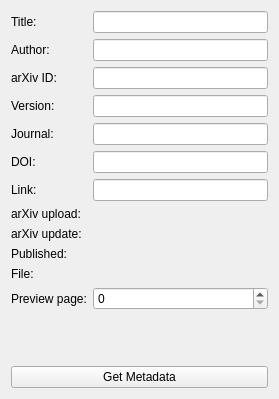
Above: amt/views/ui/articleForm.ui from eg0rim/amt before the change. Below: the same form after it.
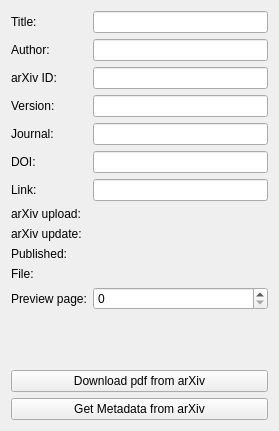
That is the form after the change. Custom widgets are drawn as their Qt base class.

Diff of the .ui file:
```diff
--- a/amt/views/ui/articleForm.ui
+++ b/amt/views/ui/articleForm.ui
@@ -7,7 +7,7 @@
     <x>0</x>
     <y>0</y>
     <width>279</width>
-    <height>399</height>
+    <height>431</height>
    </rect>
   </property>
   <property name="windowTitle">
@@ -142,10 +142,17 @@
      </item>
     </layout>
    </item>
+   <item>
+    <widget class="QPushButton" name="downloadPdfButton">
+     <property name="text">
+      <string>Download pdf from arXiv</string>
+     </property>
+    </widget>
+   </item>
    <item>
     <widget class="QPushButton" name="getMetaButton">
      <property name="text">
-      <string>Get Metadata</string>
+      <string>Get Metadata from arXiv</string>
      </property>
     </widget>
    </item>
```
